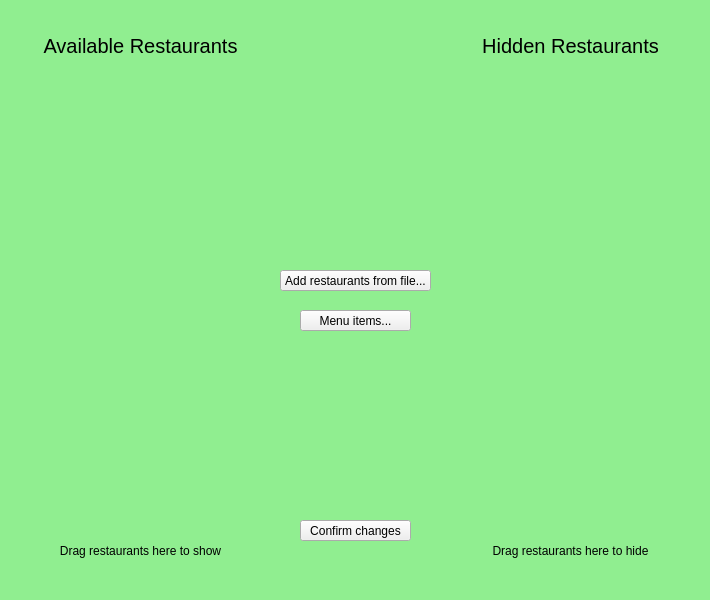
Before: the Qt Designer form src/views/adminview.ui in fast-food-finder-associates/FastFoodFinder, drawn with Qt 5.
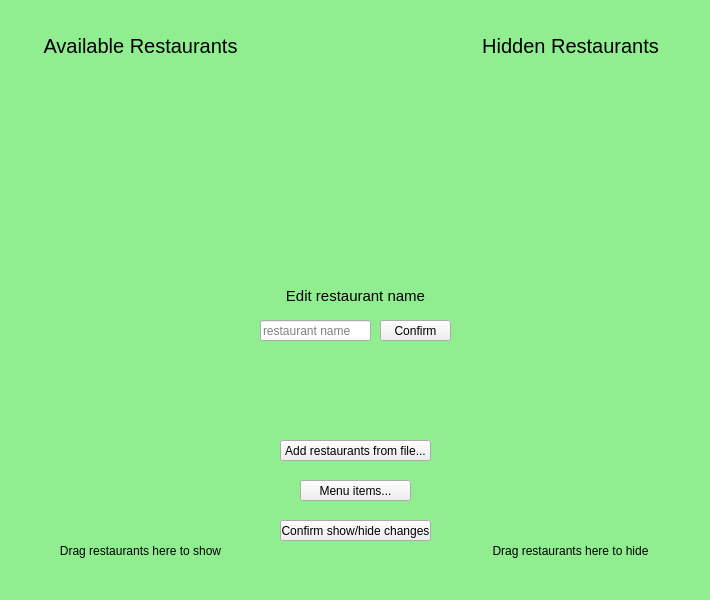
After: the same form once the commit is applied.

Commit message:
Restaurant names are editable through fields (#54)
Closes #8

### Key features
* Restaurant names are editable
* Button labels changes

### Future Improvements
* none

### Notes
none

What changed in the file:
```diff
--- a/src/views/adminview.ui
+++ b/src/views/adminview.ui
@@ -42,14 +42,14 @@
     <widget class="QPushButton" name="pushButton_confirmRestChanges">
      <property name="geometry">
       <rect>
-       <x>300</x>
+       <x>280</x>
        <y>520</y>
-       <width>111</width>
+       <width>151</width>
        <height>21</height>
       </rect>
      </property>
      <property name="text">
-      <string>Confirm changes</string>
+      <string>Confirm show/hide changes</string>
      </property>
     </widget>
     <widget class="QWidget" name="widget_restListHidden" native="true">
@@ -120,7 +120,7 @@
      <property name="geometry">
       <rect>
        <x>280</x>
-       <y>270</y>
+       <y>440</y>
        <width>151</width>
        <height>21</height>
       </rect>
@@ -149,7 +149,7 @@
      <property name="geometry">
       <rect>
        <x>300</x>
-       <y>310</y>
+       <y>480</y>
        <width>111</width>
        <height>21</height>
       </rect>
@@ -158,6 +158,51 @@
       <string>Menu items...</string>
      </property>
     </widget>
+    <widget class="QPushButton" name="pushButton_restEdit">
+     <property name="geometry">
+      <rect>
+       <x>380</x>
+       <y>320</y>
+       <width>71</width>
+       <height>21</height>
+      </rect>
+     </property>
+     <property name="text">
+      <string>Confirm</string>
+     </property>
+    </widget>
+    <widget class="QLineEdit" name="lineEdit_restEdit">
+     <property name="geometry">
+      <rect>
+       <x>260</x>
+       <y>320</y>
+       <width>111</width>
+       <height>21</height>
+      </rect>
+     </property>
+     <property name="placeholderText">
+      <string>restaurant name</string>
+     </property>
+    </widget>
+    <widget class="QLabel" name="label_restEdit">
+     <property name="geometry">
+      <rect>
+       <x>260</x>
+       <y>280</y>
+       <width>191</width>
+       <height>31</height>
+      </rect>
+     </property>
+     <property name="styleSheet">
+      <string notr="true">QLabel { font-size: 15px; }</string>
+     </property>
+     <property name="text">
+      <string>Edit restaurant name</string>
+     </property>
+     <property name="alignment">
+      <set>Qt::AlignCenter</set>
+     </property>
+    </widget>
    </widget>
    <widget class="QWidget" name="page_menuSelect">
     <property name="styleSheet">
```
The commit also changes 2 other files.
